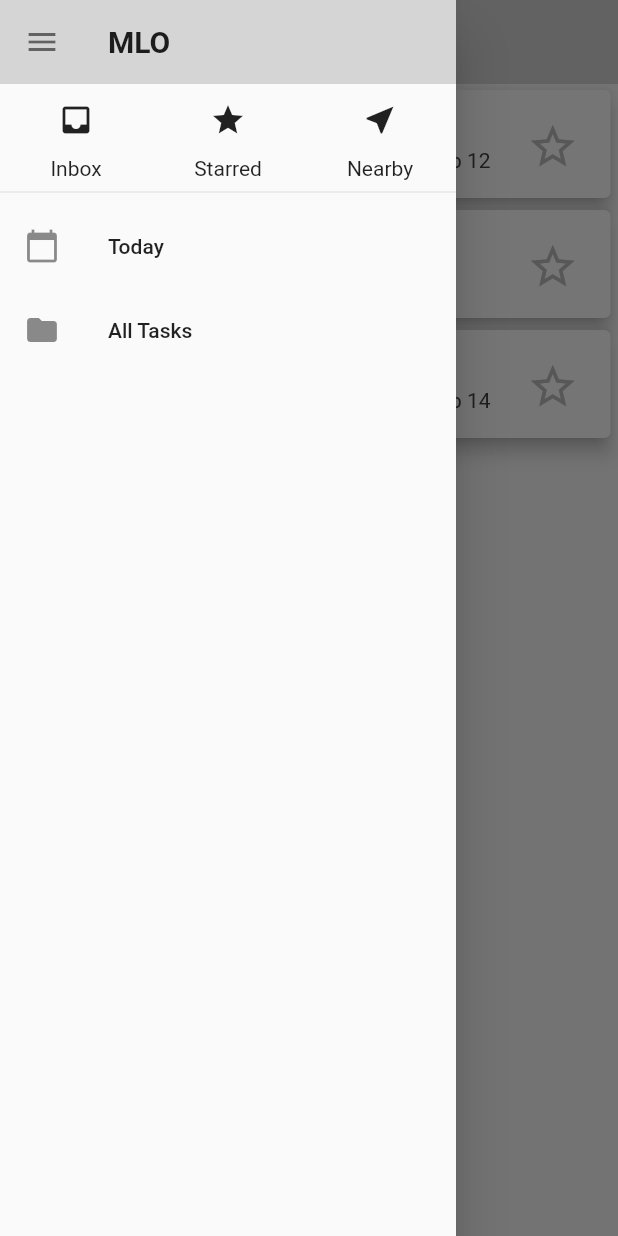
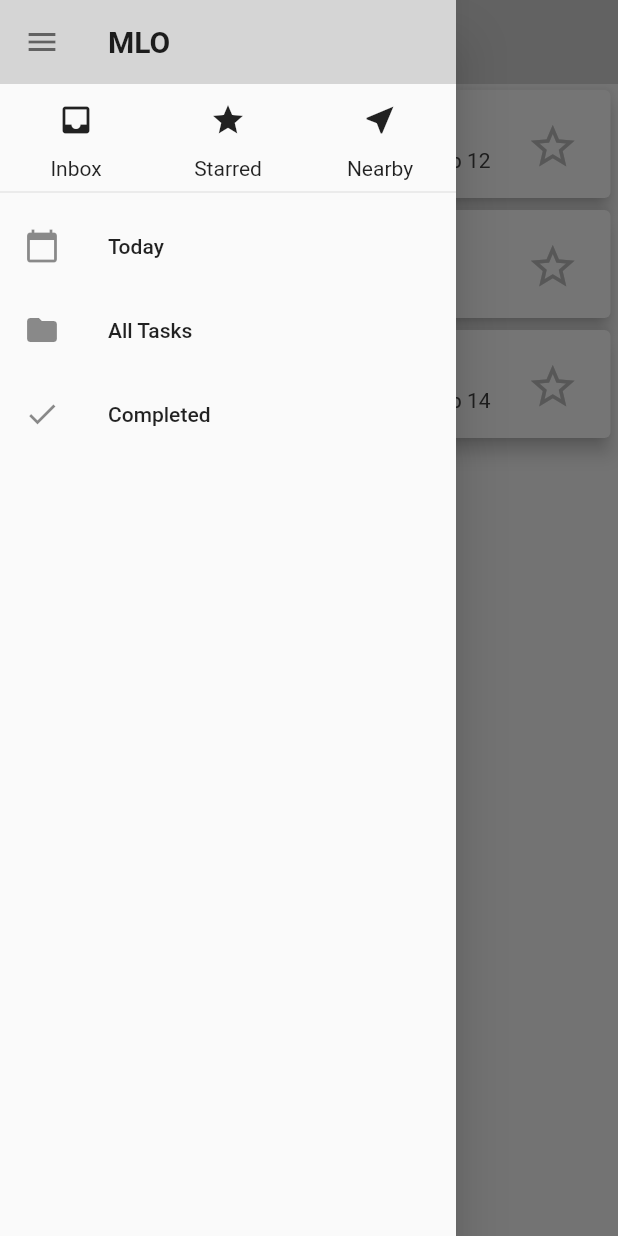
Before and after one commit to alona-gre/todo-app, a Flutter app: the screen it shows after launch, with the side drawer open, on a phone screen of 412 x 824 dp. Run offline on Flutter 3.47's test engine with Material 2 defaults, Android fonts, the phone set to English and light mode, and no system bars; Roboto replaces fonts that are missing (OpenSans, Quicksand).

Commit message:
added completed tasks list

```diff
--- a/lib/main.dart
+++ b/lib/main.dart
@@ -1,6 +1,8 @@
 import 'package:flutter/material.dart';
 import 'package:provider/provider.dart';
+import 'package:todo_app/screens/CompletedScreen.dart';
 import 'package:todo_app/screens/TodayScreen.dart';
+import 'package:todo_app/widgets/CompletedList.dart';
 import 'package:todo_app/widgets/NewTask.dart';
 
 import './models/Palette.dart';
@@ -19,8 +21,8 @@ void main() {
 class MyApp extends StatelessWidget {
   @override
   Widget build(BuildContext context) {
-    return ChangeNotifierProvider.value(
-      value: Tasks(),
+    return ChangeNotifierProvider(
+      create: (_) => Tasks(),
       child: MaterialApp(
         title: 'To Do App',
         theme: ThemeData(
@@ -53,6 +55,7 @@ class MyApp extends StatelessWidget {
           StarredScreen.routeName: (ctx) => StarredScreen(),
           TodayScreen.routeName: (ctx) => TodayScreen(),
           NewTask.routeName: (ctx) => NewTask(),
+          CompletedScreen.routeName: (ctx) => CompletedScreen(),
         },
       ),
     );
--- a/lib/providers/tasks.dart
+++ b/lib/providers/tasks.dart
@@ -81,6 +81,10 @@ class Tasks with ChangeNotifier {
     return _items.where((tsk) => tsk.isStarred).toList();
   }
 
+  List<Task> get completedTasks {
+    return _items.where((tsk) => tsk.isCompleted).toList();
+  }
+
   List<Task> get nextWeekTasks {
     return _items.where((tsk) {
       return tsk.dueDate!.isBefore(
--- a/lib/widgets/MainDrawer.dart
+++ b/lib/widgets/MainDrawer.dart
@@ -5,6 +5,7 @@ import 'package:flutter/src/widgets/framework.dart';
 import 'package:flutter/material.dart';
 import 'package:todo_app/screens/TodayScreen.dart';
 
+import '../screens/CompletedScreen.dart';
 import '../screens/StarredScreen.dart';
 
 class MainDrawer extends StatelessWidget {
@@ -73,7 +74,15 @@ class MainDrawer extends StatelessWidget {
             onTap: () {
               Navigator.of(context).pushReplacementNamed('/');
             },
-          )
+          ),
+          ListTile(
+            leading: Icon(Icons.done),
+            title: const Text("Completed"),
+            onTap: () {
+              Navigator.of(context)
+                  .pushReplacementNamed(CompletedScreen.routeName);
+            },
+          ),
         ],
       ),
     );
```
Also changed, not shown: lib/screens/CompletedScreen.dart (added, +19 -0 lines), lib/widgets/CompletedList.dart (added, +34 -0 lines), lib/widgets/StarredList.dart (+1 -6 lines).
